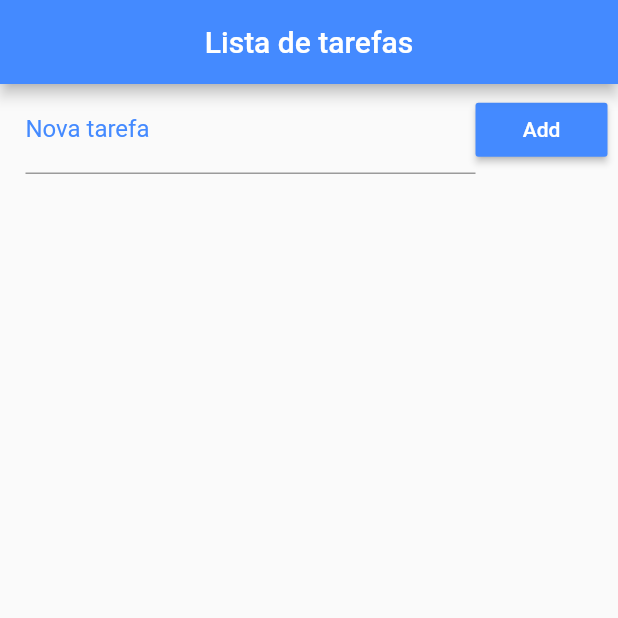
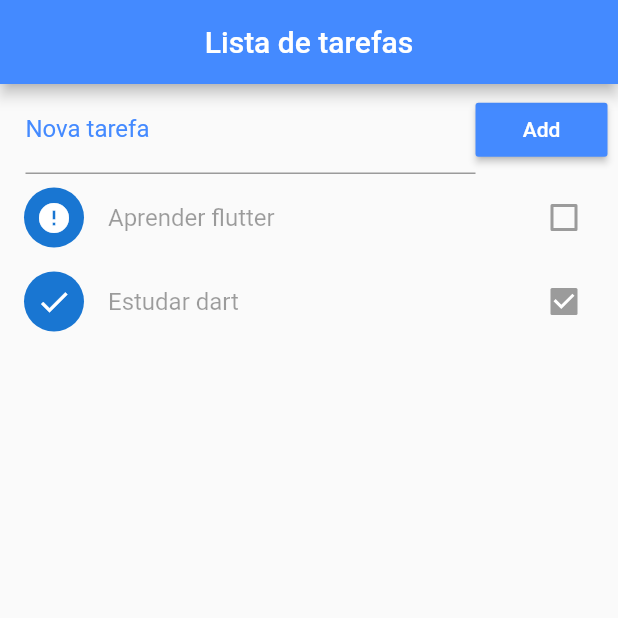
Before and after one commit to drianoaz/flutter-estudos, a Flutter app: the screen it shows after launch, on a phone screen of 412 x 824 dp, the top half of it. Run offline on Flutter 3.47's test engine with Material 2 defaults, Android fonts, the light colour scheme and no system bars.

Commit message:
chore: finish layout

```diff
--- a/projects/lista_de_tarefas/lib/main.dart
+++ b/projects/lista_de_tarefas/lib/main.dart
@@ -18,7 +18,16 @@ class Home extends StatefulWidget {
 }
 
 class _HomeState extends State<Home> {
-  List _toDoList = [];
+  List _toDoList = [
+    {
+      "title": "Aprender flutter",
+      "ok": false,
+    },
+    {
+      "title": "Estudar dart",
+      "ok": true,
+    },
+  ];
 
   @override
   Widget build(BuildContext context) {
@@ -47,9 +56,26 @@ class _HomeState extends State<Home> {
                 RaisedButton(
                   color: Colors.blueAccent,
                   child: Text("Add"),
-                  textColor: Colors.white, onPressed: () {  },
+                  textColor: Colors.white,
+                  onPressed: () {},
                 )
               ],
+            ),
+          ),
+          Expanded(
+            child: ListView.builder(
+              itemCount: _toDoList.length,
+              itemBuilder: (BuildContext context, index) {
+                return CheckboxListTile(
+                  title: Text(_toDoList[index]["title"]),
+                  value: _toDoList[index]["ok"],
+                  secondary: CircleAvatar(
+                    child: _toDoList[index]["ok"]
+                        ? Icon(Icons.check)
+                        : Icon(Icons.error),
+                  ),
+                );
+              },
             ),
           )
         ],
```
